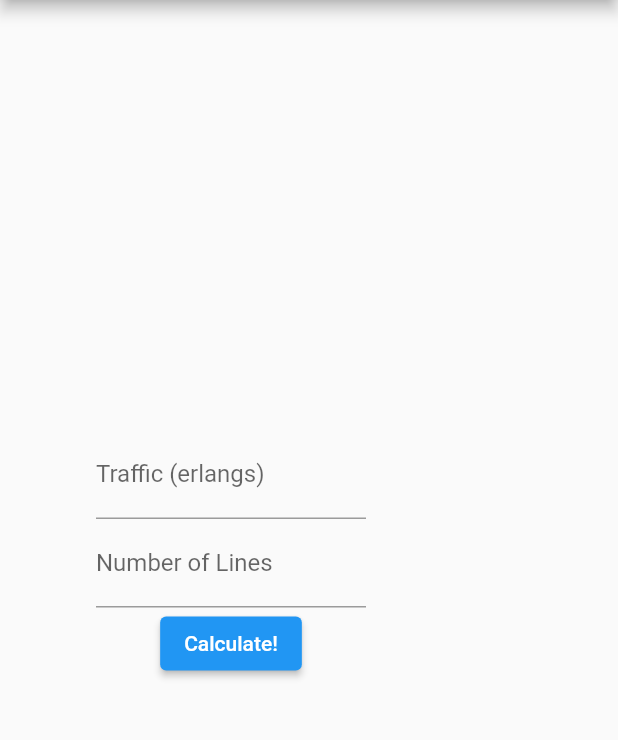
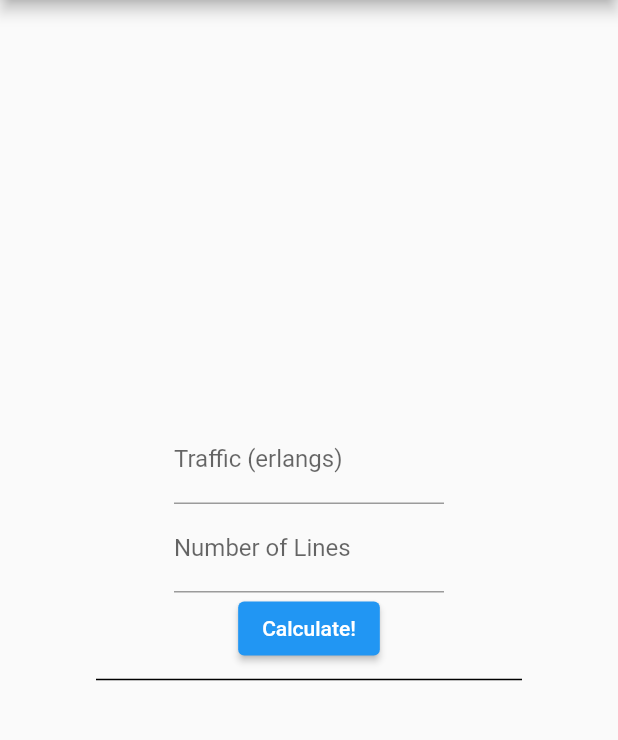
Before and after one commit to Yuki-KG/erlangBApp, a Flutter app: the screen it shows after launch, on a phone screen of 412 x 824 dp, the part 84-824 px from its top. Run offline on Flutter 3.47's test engine with Material 2 defaults, Android fonts, the phone set to English and light mode, and no system bars.

Commit message:
Added a Divider

```diff
--- a/lib/main.dart
+++ b/lib/main.dart
@@ -107,9 +107,14 @@ class _MyHomePageState extends State<MyHomePage> {
                 child: Text('Calculate!'),
             ),
 
-            /*Text('$_servers servers',
-              style: TextStyle(fontSize: 24),
-            ),*/
+            const Divider(
+              height: 20,
+              thickness: 1,
+              indent: 0,
+              endIndent: 0,
+              color: Colors.black,
+            ),
+
             Text('$_esText',
               style: TextStyle(fontSize: 24),
             ),
```
